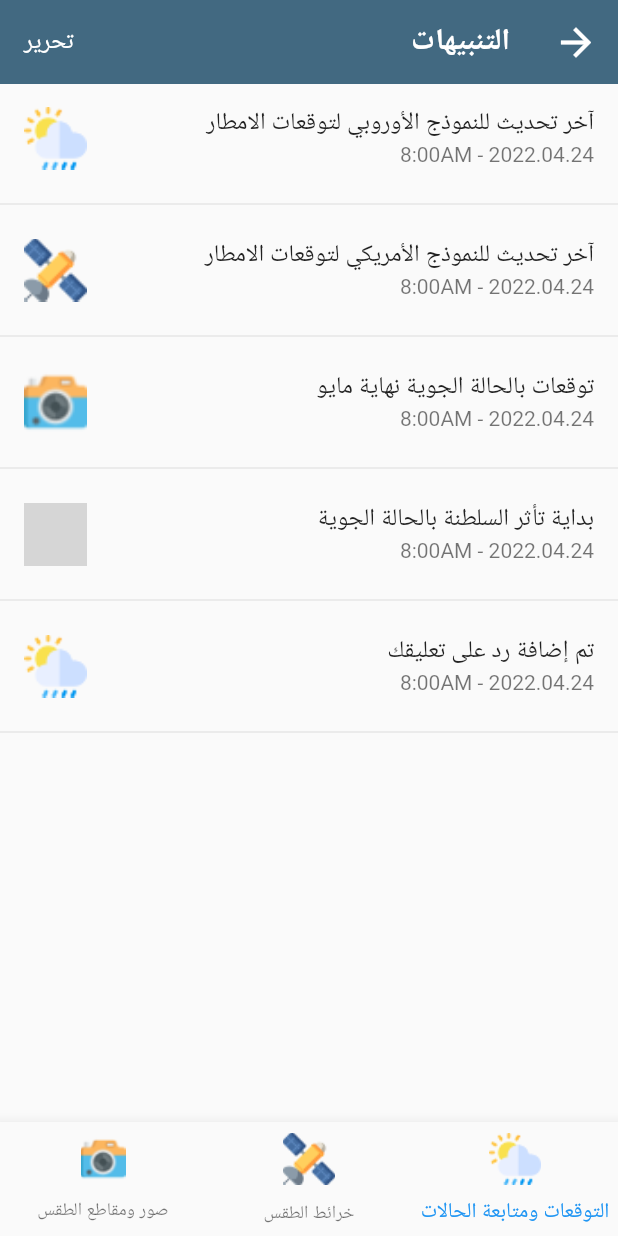
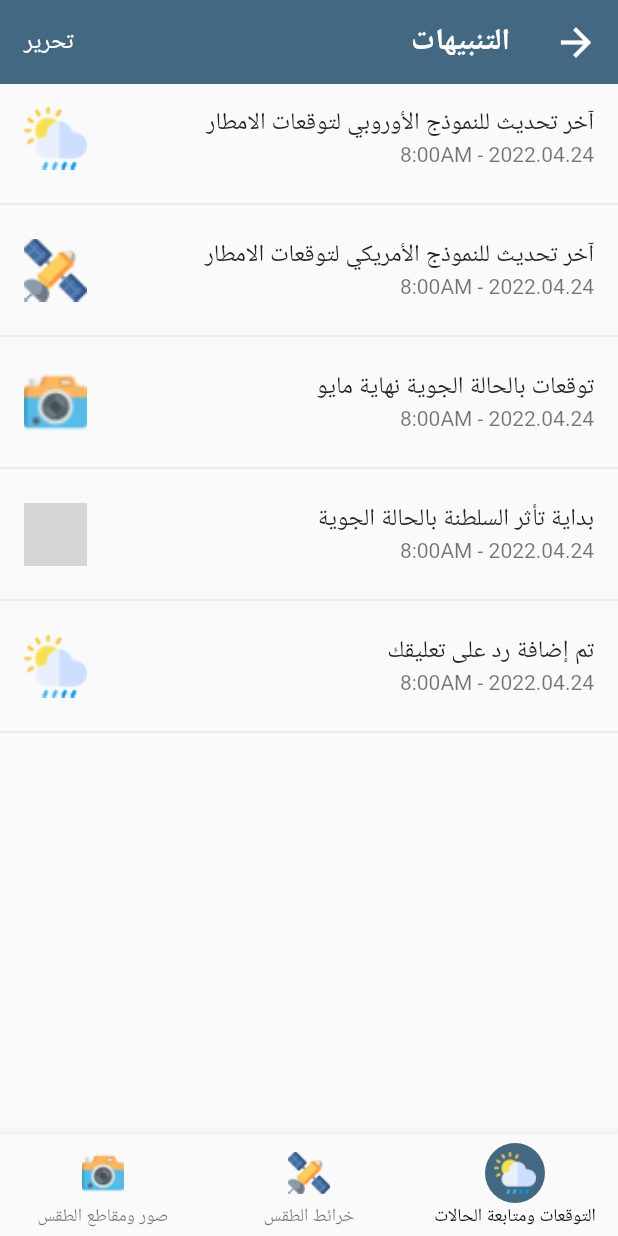
Before and after one commit to githussein/weather_social_network_flutter, a Flutter app: the screen it shows after launch, after a tap on the "notifications" icon, on a phone screen of 412 x 824 dp. Run offline on Flutter 3.47's test engine with Material 2 defaults, Android fonts, the light colour scheme and no system bars; our stand-ins replace webview_flutter; network calls fail; grey boxes are pictures that could not be loaded.

Commit message:
feature/MH-11-ui-changes

```diff
--- /dev/null
+++ b/lib/providers/weather.dart
@@ -0,0 +1,48 @@
+import 'package:flutter/material.dart';
+import 'dart:convert';
+import 'package:http/http.dart' as http;
+
+/// The authentication provider
+class Auth with ChangeNotifier {
+  /// The locally stored data
+  var backendUrl = '';
+  var authHeader = {'authorization': ''};
+  String username = '';
+
+  Future<int> getCountryWeather(
+      String name, String email, String password, country) async {
+    var authUrl = Uri.parse('https://admin.rain-app.com/api/auth/signup');
+
+    //Send data to the server
+    try {
+      final response = await http.post(
+        authUrl,
+        body: json.encode({
+          'name': name,
+          'email': email,
+          'password': password,
+          'country': country,
+        }),
+      );
+
+      notifyListeners();
+    } catch (error) {
+      rethrow;
+    }
+
+    try {
+      //@TODO save data
+      // saveAuthData(baseUrl, username, password);
+
+      final response = await http.get(
+        authUrl,
+        headers: authHeader,
+      );
+
+      this.username = username;
+      return response.statusCode;
+    } catch (error) {
+      rethrow;
+    }
+  }
+}
--- a/lib/screens/bottom_nav_bar.dart
+++ b/lib/screens/bottom_nav_bar.dart
@@ -49,25 +49,43 @@ class _BottomNavBarState extends State<BottomNavBar> {
 
   @override
   Widget build(BuildContext context) {
-    final List<BottomNavigationBarItem> _items = [
-      const BottomNavigationBarItem(
-        icon: Padding(
-          padding: EdgeInsets.only(bottom: 8),
-          child: Image(image: AssetImage('assets/img/weather.png')),
+    final List<BottomNavigationBarItem> items = [
+      BottomNavigationBarItem(
+        icon: Container(
+          height: 40,
+          padding: const EdgeInsets.all(6),
+          decoration: BoxDecoration(
+              color: _selectedIndex == 0
+                  ? const Color(0xff426981)
+                  : Colors.transparent,
+              shape: BoxShape.circle),
+          child: const Image(image: AssetImage('assets/img/weather.png')),
         ),
         label: 'التوقعات ومتابعة الحالات',
       ),
-      const BottomNavigationBarItem(
-        icon: Padding(
-          padding: EdgeInsets.only(bottom: 8),
-          child: Image(image: AssetImage('assets/img/sat.png')),
+      BottomNavigationBarItem(
+        icon: Container(
+          height: 40,
+          padding: const EdgeInsets.all(6),
+          decoration: BoxDecoration(
+              color: _selectedIndex == 1
+                  ? const Color(0xff426981)
+                  : Colors.transparent,
+              shape: BoxShape.circle),
+          child: const Image(image: AssetImage('assets/img/sat.png')),
         ),
         label: 'خرائط الطقس',
       ),
-      const BottomNavigationBarItem(
-        icon: Padding(
-          padding: EdgeInsets.only(bottom: 8),
-          child: Image(image: AssetImage('assets/img/camera.png')),
+      BottomNavigationBarItem(
+        icon: Container(
+          height: 40,
+          padding: const EdgeInsets.all(6),
+          decoration: BoxDecoration(
+              color: _selectedIndex == 2
+                  ? const Color(0xff426981)
+                  : Colors.transparent,
+              shape: BoxShape.circle),
+          child: const Image(image: AssetImage('assets/img/camera.png')),
         ),
         label: 'صور ومقاطع الطقس',
       ),
@@ -93,7 +111,11 @@ class _BottomNavBarState extends State<BottomNavBar> {
           ],
         ),
         bottomNavigationBar: BottomNavigationBar(
-          items: _items,
+          type: BottomNavigationBarType.fixed,
+          selectedFontSize: 12,
+          unselectedFontSize: 12,
+          selectedItemColor: Colors.black,
+          items: items,
           currentIndex: _selectedIndex,
           onTap: (int index) => _selectTab(pageKeys[index], index),
         ),
--- a/lib/screens/predictions_screen.dart
+++ b/lib/screens/predictions_screen.dart
@@ -73,7 +73,7 @@ class _PredictionsScreenState extends State<PredictionsScreen> {
                             ))),
                         onPressed: () {},
                         child: const Text('سلطنة عمان',
-                            style: TextStyle(fontSize: 22))),
+                            style: TextStyle(fontSize: 20))),
                     ElevatedButton(
                         style: ButtonStyle(
                             padding: MaterialStateProperty.all<EdgeInsets>(
@@ -89,13 +89,13 @@ class _PredictionsScreenState extends State<PredictionsScreen> {
                             ))),
                         onPressed: () {},
                         child: const Text('اختيار موقع آخر',
-                            style: TextStyle(fontSize: 22))),
+                            style: TextStyle(fontSize: 20))),
                   ],
                 ),
               ],
             ),
             Container(
-              height: 50,
+              height: 45,
               color: const Color(0xff426981),
               child: Row(
                 mainAxisAlignment: MainAxisAlignment.spaceAround,
@@ -142,11 +142,18 @@ class _PredictionsScreenState extends State<PredictionsScreen> {
             ),
             Expanded(
               child: Container(
-                  padding: const EdgeInsets.all(12),
-                  child: const SingleChildScrollView(
-                    child: Text(
-                      'سيكون طقس الاثنين صحوًا بوجه عام على معظم المحافظات مع احتمال تشكل سحب على جبال الحجر خلال المساء، وفرص تشكل المنخفضة أو الضباب في آخر الليل والصباح الباكر على أجزاء من محافظات جنوب شرقية والوسطى. وتهب على سواحل بحر عمان رياح شرقية إلى شمالية شرقية خفيفة إلى عتدلة خلال النهار تتحول إلى شمالية غربية خفيفة ليلا سيكون طقس الاثنين صحوًا بوجه عام على معظم المحافظات مع احتمال تشكل السحب على جبال الحجر خلال المساء، وفرص تشكل المنخفضة أو الضباب في آخر الليل والصباح الباكر على أجزاء من محافظات جنوب الشرقية والوسطى. وتهب على سواحل بحر عمان رياح شرقية إلى شمالية شرقية خفيفة إلى معتدلة خلال النهار تتحول إلى شمالية غربية خفيفة ليلا',
-                      style: TextStyle(fontSize: 22),
+                  padding: const EdgeInsets.symmetric(horizontal: 10),
+                  child: SingleChildScrollView(
+                    child: Column(
+                      children: const [
+                        Text('حالة الطقس في عمان',
+                            textAlign: TextAlign.center,
+                            style: TextStyle(
+                                fontSize: 20, fontWeight: FontWeight.bold)),
+                        Text(
+                            'سيكون طقس الاثنين صحوًا بوجه عام على معظم المحافظات مع احتمال تشكل سحب على جبال الحجر خلال المساء، وفرص تشكل المنخفضة أو الضباب في آخر الليل والصباح الباكر على أجزاء من محافظات جنوب شرقية والوسطى. وتهب على سواحل بحر عمان رياح شرقية إلى شمالية شرقية خفيفة إلى عتدلة خلال النهار تتحول إلى شمالية غربية خفيفة ليلا سيكون طقس الاثنين صحوًا بوجه عام على معظم المحافظات مع احتمال تشكل السحب على جبال الحجر خلال المساء، وفرص تشكل المنخفضة أو الضباب في آخر الليل والصباح الباكر على أجزاء من محافظات جنوب الشرقية والوسطى. وتهب على سواحل بحر عمان رياح شرقية إلى شمالية شرقية خفيفة إلى معتدلة خلال النهار تتحول إلى شمالية غربية خفيفة ليلا',
+                            style: TextStyle(fontSize: 20)),
+                      ],
                     ),
                   )),
             ),
--- a/lib/screens/register_screen.dart
+++ b/lib/screens/register_screen.dart
@@ -150,7 +150,7 @@ class _RegisterScreen extends State<RegisterScreen> {
               const SizedBox(height: 10),
               Padding(
                 padding: const EdgeInsets.symmetric(horizontal: 16),
-                child: TextFormField4(
+                child: TextFormField(
                   controller: _countryController,
                   decoration: const InputDecoration(
                       isDense: true,
```
Also changed, not shown: 1 other file.
